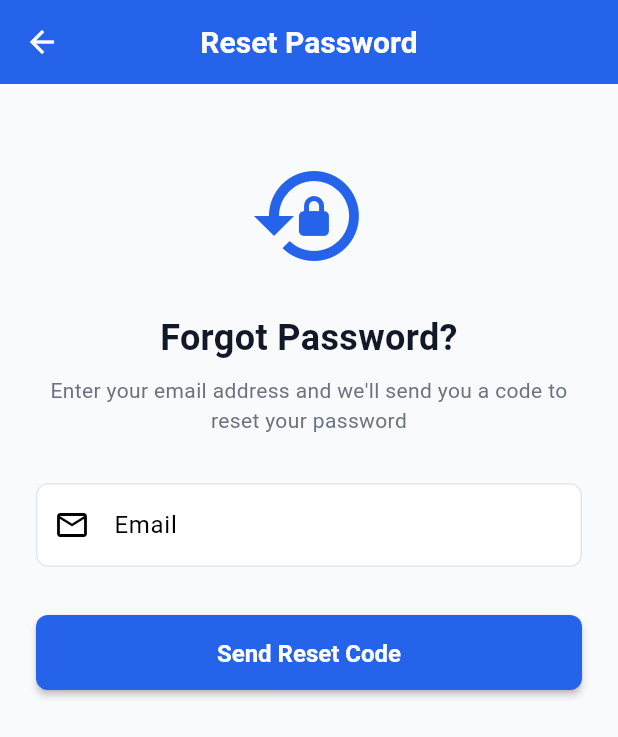
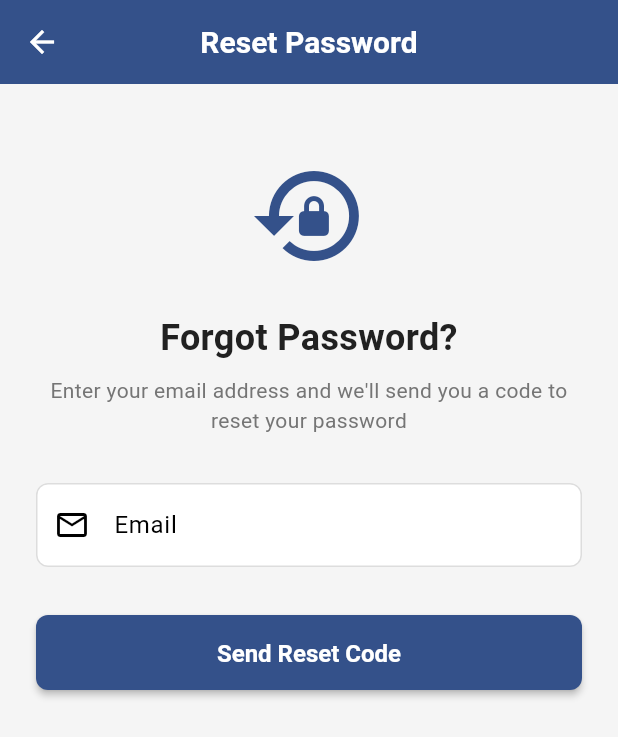
Before and after one commit to ekodecrux/myschool_flutter, a Flutter app: the ForgotPasswordScreen screen opened directly, on a phone screen of 412 x 824 dp. Shown: the top 737 px of the screen. Run offline on Flutter 3.47's test engine with Material 3 defaults, Android fonts, the phone set to English and light mode, and no system bars; our stand-ins replace dio, flutter_secure_storage, shared_preferences; accounts and stored records are empty; network calls fail.

Commit message:
Update branding to match web app: colors (#34518A, #7BA6FB), fonts (Roboto), and UI theme

```diff
--- a/lib/config/app_constants.dart
+++ b/lib/config/app_constants.dart
@@ -33,56 +33,78 @@ class AppConstants {
     'Newsletter',
   ];
 
-  // Colors (matching web app theme)
-  static const Color primaryColor = Color(0xFF2563EB); // Blue
-  static const Color secondaryColor = Color(0xFF10B981); // Green
-  static const Color accentColor = Color(0xFFF59E0B); // Amber
-  static const Color errorColor = Color(0xFFEF4444); // Red
-  static const Color successColor = Color(0xFF10B981); // Green
-  static const Color warningColor = Color(0xFFF59E0B); // Amber
-  static const Color infoColor = Color(0xFF3B82F6); // Blue
+  // MySchool Brand Colors (matching web app exactly)
+  static const Color primaryColor = Color(0xFF34518A);      // Main brand blue from web
+  static const Color secondaryColor = Color(0xFF7BA6FB);    // Hover/accent blue from web
+  static const Color accentColor = Color(0xFF7BA6FB);       // Same as secondary
+  static const Color errorColor = Color(0xFFD32F2F);        // Error red
+  static const Color successColor = Color(0xFF388E3C);      // Success green
+  static const Color warningColor = Color(0xFFF57C00);      // Warning orange
+  static const Color infoColor = Color(0xFF34518A);         // Same as primary
 
-  static const Color backgroundColor = Color(0xFFF9FAFB);
-  static const Color surfaceColor = Color(0xFFFFFFFF);
-  static const Color textPrimaryColor = Color(0xFF111827);
-  static const Color textSecondaryColor = Color(0xFF6B7280);
-  static const Color borderColor = Color(0xFFE5E7EB);
+  static const Color backgroundColor = Color(0xFFF5F5F5);   // Light gray background
+  static const Color surfaceColor = Color(0xFFFFFFFF);      // White surface
+  static const Color textPrimaryColor = Color(0xFF212121);  // Dark gray text
+  static const Color textSecondaryColor = Color(0xFF757575); // Medium gray text
+  static const Color borderColor = Color(0xFFDDDDDD);       // Light gray border from web
+  static const Color linkColor = Color(0xFF34518A);         // Link blue (same as primary)
 
-  // Text Styles
+  // Text Styles (matching web app fonts: Roboto)
   static const TextStyle headingLarge = TextStyle(
     fontSize: 32,
-    fontWeight: FontWeight.bold,
+    fontWeight: FontWeight.w700,
     color: textPrimaryColor,
+    fontFamily: 'Roboto',
   );
 
   static const TextStyle headingMedium = TextStyle(
     fontSize: 24,
-    fontWeight: FontWeight.bold,
+    fontWeight: FontWeight.w600,
     color: textPrimaryColor,
+    fontFamily: 'Roboto',
   );
 
   static const TextStyle headingSmall = TextStyle(
     fontSize: 20,
     fontWeight: FontWeight.w600,
     color: textPrimaryColor,
+    fontFamily: 'Roboto',
   );
 
   static const TextStyle bodyLarge = TextStyle(
     fontSize: 16,
-    fontWeight: FontWeight.normal,
+    fontWeight: FontWeight.w400,
     color: textPrimaryColor,
+    fontFamily: 'Roboto',
   );
 
   static const TextStyle bodyMedium = TextStyle(
     fontSize: 14,
-    fontWeight: FontWeight.normal,
+    fontWeight: FontWeight.w400,
     color: textPrimaryColor,
+    fontFamily: 'Roboto',
   );
 
   static const TextStyle bodySmall = TextStyle(
     fontSize: 12,
-    fontWeight: FontWeight.normal,
+    fontWeight: FontWeight.w400,
     color: textSecondaryColor,
+    fontFamily: 'Roboto',
+  );
+
+  static const TextStyle labelStyle = TextStyle(
+    fontSize: 14,
+    fontWeight: FontWeight.w700,
+    color: textPrimaryColor,
+    fontFamily: 'Roboto',
+  );
+
+  static const TextStyle linkStyle = TextStyle(
+    fontSize: 16,
+    fontWeight: FontWeight.w400,
+    color: linkColor,
+    decoration: TextDecoration.none,
+    fontFamily: 'Roboto',
   );
 
   // Spacing
```
